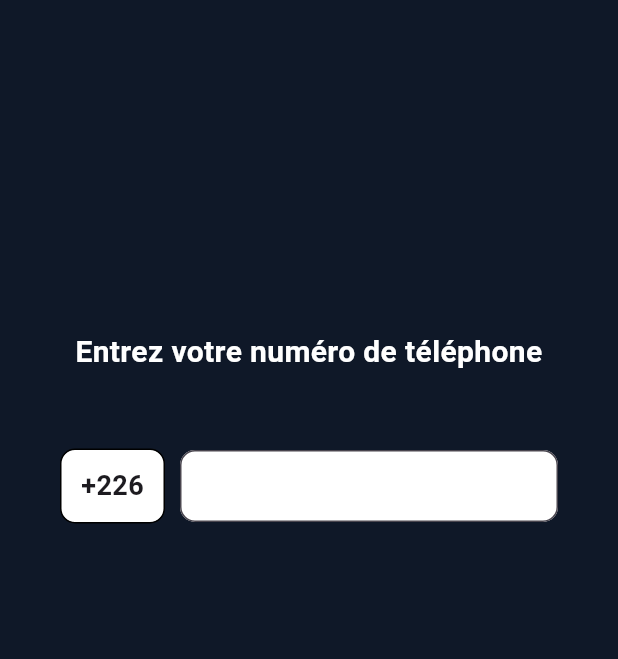
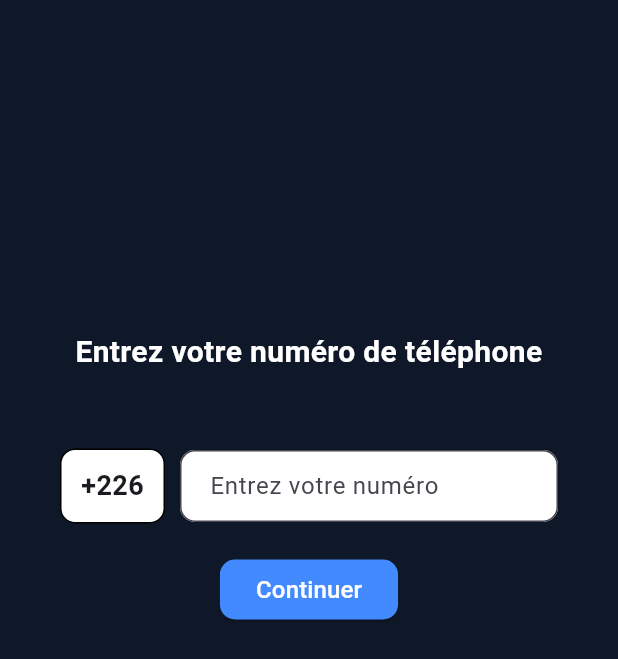
Before and after one commit to juanprince30/Chat-App-Flutter, a Flutter app: the screen it shows after launch, swiped to page 2, on a phone screen of 412 x 824 dp. Shown: the top 659 px of the screen. Run offline on Flutter 3.47's test engine with Material 3 defaults, Android fonts, the light colour scheme and no system bars.

Commit message:
intro pge

```diff
--- a/lib/vues/intro.dart
+++ b/lib/vues/intro.dart
@@ -77,17 +77,37 @@ class Intro extends StatelessWidget {
                         child: TextFormField(
                           keyboardType: TextInputType.phone,
                           decoration: InputDecoration(
+                            hintText: "Entrez votre numéro",
                             filled: true,
                             fillColor: Colors.white,
                             border: OutlineInputBorder(
                               borderRadius: BorderRadius.circular(10.0),
                             ),
-                            contentPadding: const EdgeInsets.symmetric(
-                                horizontal: 16.0),
+                            contentPadding:
+                            const EdgeInsets.symmetric(horizontal: 16.0),
                           ),
                         ),
                       ),
                     ],
+                  ),
+                ),
+                Padding(
+                  padding: const EdgeInsets.fromLTRB(40, 20, 40, 0),
+                  child: ElevatedButton(
+                    onPressed: () {
+                      // Action à effectuer
+                      print("Numéro de téléphone soumis");
+                    },
+                    style: ElevatedButton.styleFrom(
+                      backgroundColor: Colors.blueAccent,
+                      shape: RoundedRectangleBorder(
+                        borderRadius: BorderRadius.circular(10),
+                      ),
+                    ),
+                    child: const Text(
+                      "Continuer",
+                      style: TextStyle(color: Colors.white, fontSize: 16),
+                    ),
                   ),
                 ),
               ],
```
